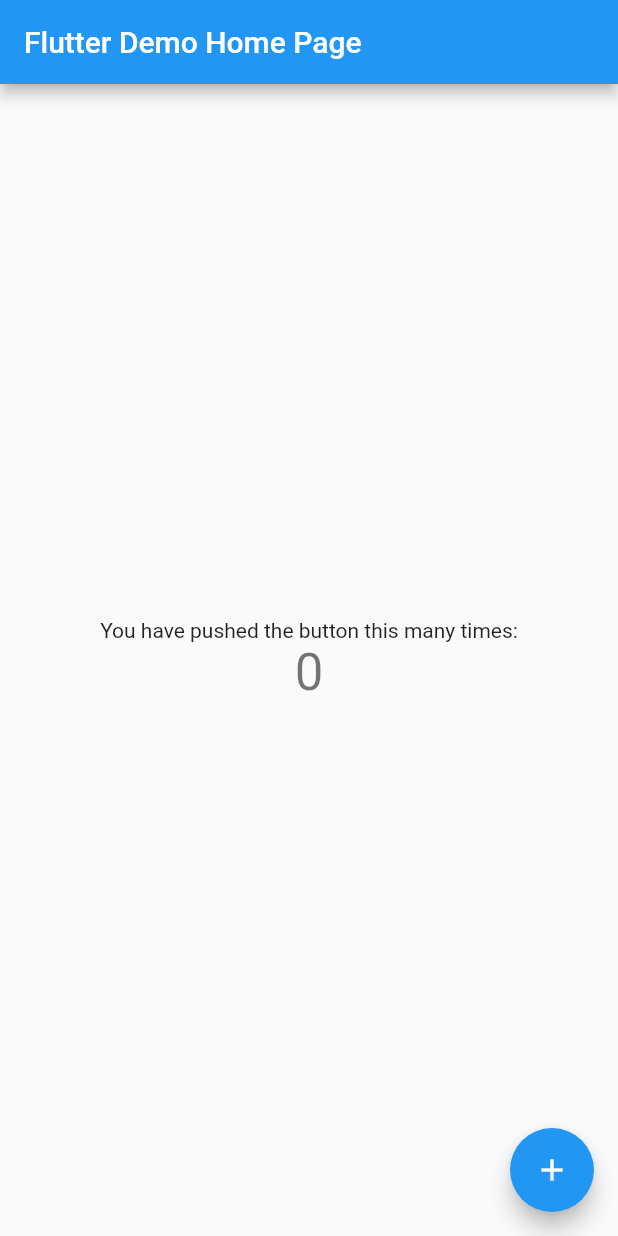
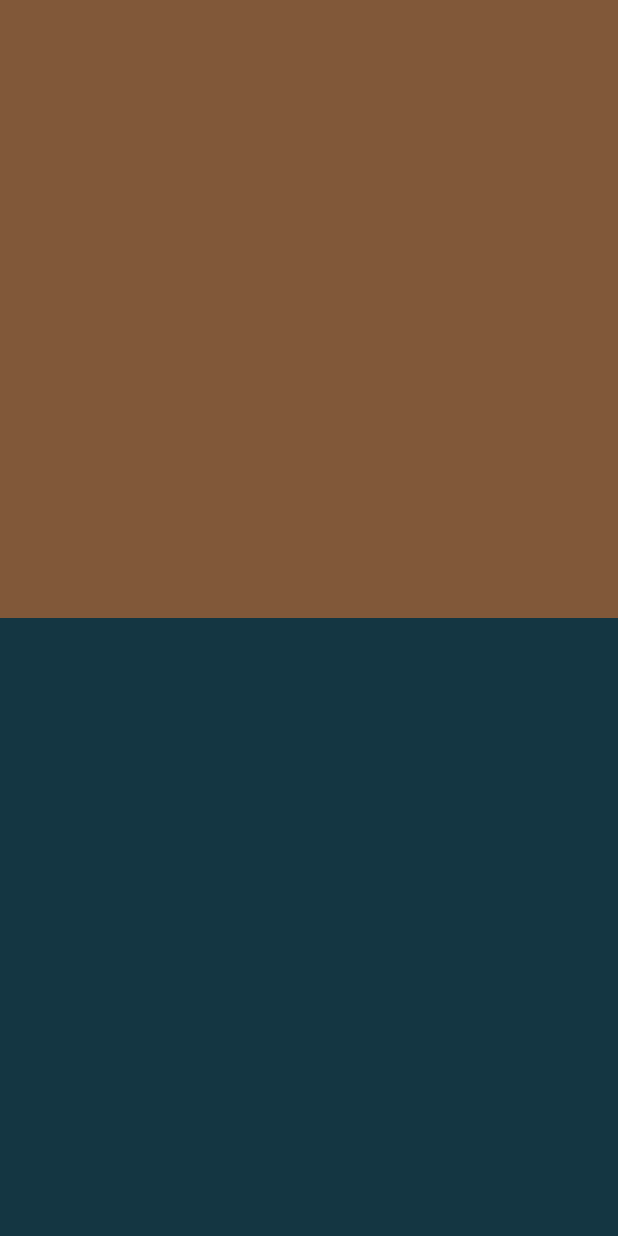
Before and after one commit to thananunmick/sixcentsgoogle, a Flutter app: the screen it shows after launch, on a phone screen of 412 x 824 dp. Run offline on Flutter 3.47's test engine with Material 2 defaults, Android fonts, the phone set to English and light mode, and no system bars; our stand-ins replace vibration.

Commit message:
Home page done and Braille reader done

```diff
--- a/lib/main.dart
+++ b/lib/main.dart
@@ -1,4 +1,7 @@
 import 'package:flutter/material.dart';
+import 'package:flutter/services.dart';
+import 'package:vibration/vibration.dart';
+import 'communication.dart';
 
 void main() {
   runApp(const MyApp());
@@ -22,7 +25,7 @@ class MyApp extends StatelessWidget {
         // or simply save your changes to "hot reload" in a Flutter IDE).
         // Notice that the counter didn't reset back to zero; the application
         // is not restarted.
-        primarySwatch: Colors.blue,
+        primarySwatch: Colors.green,
       ),
       home: const MyHomePage(title: 'Flutter Demo Home Page'),
     );
@@ -61,6 +64,12 @@ class _MyHomePageState extends State<MyHomePage> {
     });
   }
 
+  Future<void> doubleVibrate() async {
+    Vibration.vibrate(amplitude: 50, duration: 200);
+    await Future.delayed(Duration(milliseconds: 400));
+    Vibration.vibrate(amplitude: 50, duration: 200);
+  }
+
   @override
   Widget build(BuildContext context) {
     // This method is rerun every time setState is called, for instance as done
@@ -70,46 +79,88 @@ class _MyHomePageState extends State<MyHomePage> {
     // fast, so that you can just rebuild anything that needs updating rather
     // than having to individually change instances of widgets.
     return Scaffold(
-      appBar: AppBar(
-        // Here we take the value from the MyHomePage object that was created by
-        // the App.build method, and use it to set our appbar title.
-        title: Text(widget.title),
-      ),
+      // appBar: AppBar(
+      //   // Here we take the value from the MyHomePage object that was created by
+      //   // the App.build method, and use it to set our appbar title.
+      //   title: Text(widget.title),
+      // ),
       body: Center(
         // Center is a layout widget. It takes a single child and positions it
         // in the middle of the parent.
+        // child: Column(
+        //   // Column is also a layout widget. It takes a list of children and
+        //   // arranges them vertically. By default, it sizes itself to fit its
+        //   // children horizontally, and tries to be as tall as its parent.
+        //   //
+        //   // Invoke "debug painting" (press "p" in the console, choose the
+        //   // "Toggle Debug Paint" action from the Flutter Inspector in Android
+        //   // Studio, or the "Toggle Debug Paint" command in Visual Studio Code)
+        //   // to see the wireframe for each widget.
+        //   //
+        //   // Column has various properties to control how it sizes itself and
+        //   // how it positions its children. Here we use mainAxisAlignment to
+        //   // center the children vertically; the main axis here is the vertical
+        //   // axis because Columns are vertical (the cross axis would be
+        //   // horizontal).
+        //   mainAxisAlignment: MainAxisAlignment.center,
+        //   children: <Widget>[
+        //     const Text(
+        //       'You have pushed the button this many times:',
+        //     ),
+        //     Text(
+        //       '$_counter',
+        //       style: Theme.of(context).textTheme.headline4,
+        //     ),
+        //   ],
+        // ),
         child: Column(
-          // Column is also a layout widget. It takes a list of children and
-          // arranges them vertically. By default, it sizes itself to fit its
-          // children horizontally, and tries to be as tall as its parent.
-          //
-          // Invoke "debug painting" (press "p" in the console, choose the
-          // "Toggle Debug Paint" action from the Flutter Inspector in Android
-          // Studio, or the "Toggle Debug Paint" command in Visual Studio Code)
-          // to see the wireframe for each widget.
-          //
-          // Column has various properties to control how it sizes itself and
-          // how it positions its children. Here we use mainAxisAlignment to
-          // center the children vertically; the main axis here is the vertical
-          // axis because Columns are vertical (the cross axis would be
-          // horizontal).
-          mainAxisAlignment: MainAxisAlignment.center,
-          children: <Widget>[
-            const Text(
-              'You have pushed the button this many times:',
+          mainAxisAlignment: MainAxisAlignment.spaceEvenly,
+          crossAxisAlignment: CrossAxisAlignment.stretch,
+          children: [
+            Expanded(child:
+              Container(
+                child: Material(
+                  color: const Color(0xff815839),
+                  child: InkWell(
+                    onLongPress: () {
+                      Vibration.vibrate(amplitude: 50, duration: 200);
+                      // Clipboard.setData(ClipboardData(text: "Vibrate"));
+                      // HapticFeedback.vibrate();
+                    },
+                    onDoubleTap: () {
+
+                    },
+                  )
+                ),
+              ),
             ),
-            Text(
-              '$_counter',
-              style: Theme.of(context).textTheme.headline4,
-            ),
-          ],
-        ),
+            Expanded(child:
+              Container(
+                child: Material(
+                  color: const Color(0xff143642),
+                  child: InkWell(
+                    onLongPress: () {
+                      doubleVibrate();
+                      // Clipboard.setData(ClipboardData(text: "Vibrate"));
+                      // HapticFeedback.vibrate();
+                    },
+                    onDoubleTap: () {
+                      Navigator.push(
+                        context,
+                        MaterialPageRoute(builder: (context) => Braille()));
+                    },
+                  )
+                ),
+              ),
+            )
+          ]
+          ),
       ),
-      floatingActionButton: FloatingActionButton(
-        onPressed: _incrementCounter,
-        tooltip: 'Increment',
-        child: const Icon(Icons.add),
-      ), // This trailing comma makes auto-formatting nicer for build methods.
+      // floatingActionButton: FloatingActionButton(
+      //   onPressed: _incrementCounter,
+      //   tooltip: 'Increment',
+      //   child: const Icon(Icons.add),
+      // ), // This trailing comma makes auto-formatting nicer for build methods.
     );
   }
 }
--- a/pubspec.yaml
+++ b/pubspec.yaml
@@ -27,6 +27,8 @@ environment:
 # the latest version available on pub.dev. To see which dependencies have newer
 # versions available, run `flutter pub outdated`.
 dependencies:
+  # vibration: ^1.7.3
+  vibration: ^1.7.4-nullsafety.0
   flutter:
     sdk: flutter
 
```
Also changed, not shown: lib/communication.dart (added, +250 -0 lines), pubspec.lock, 6 other files.
